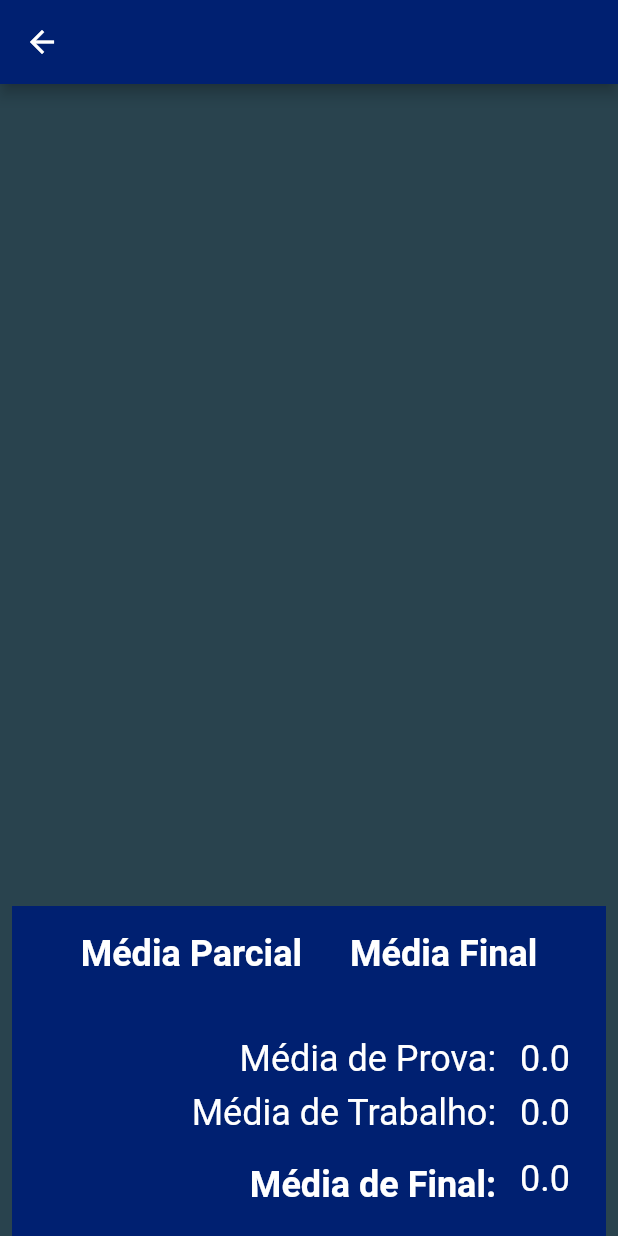
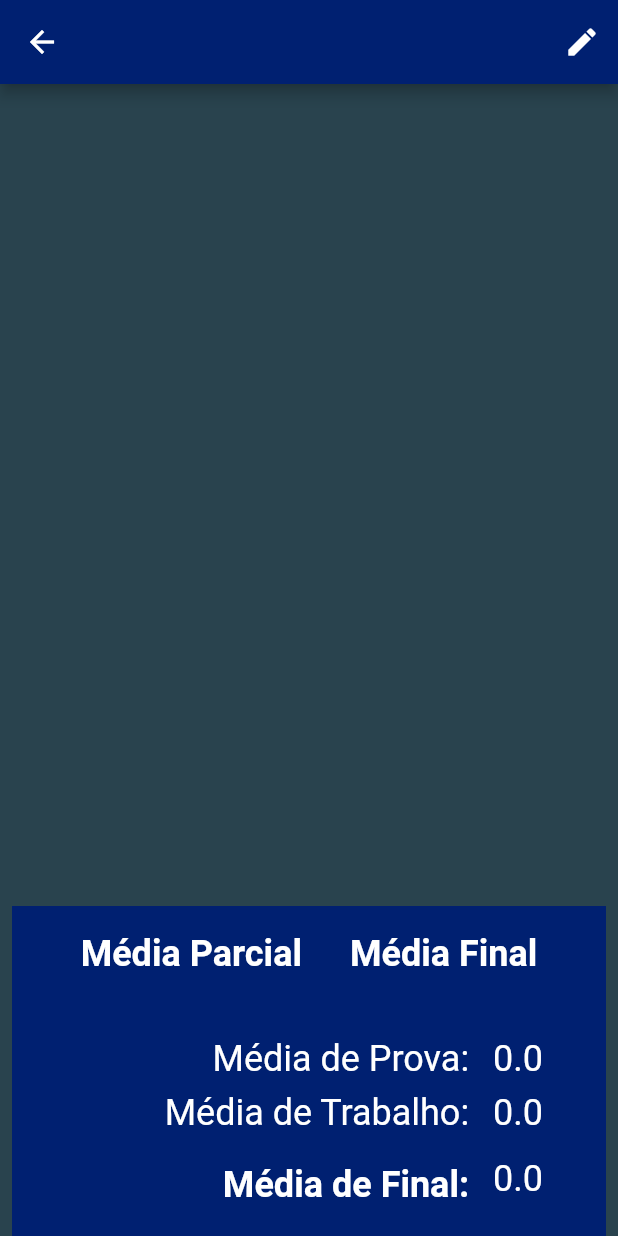
Before and after one commit to IgorCoura/new_m_medias, a Flutter app: the CoursesScreen screen opened directly with empty values, on a phone screen of 412 x 824 dp. Run offline on Flutter 3.47's test engine with Material 2 defaults, Android fonts, the phone set to English and light mode, and no system bars.

Commit message:
add weight widget

```diff
--- a/lib/models/login_model.dart
+++ b/lib/models/login_model.dart
@@ -1,6 +1,7 @@
 import 'package:flutter/material.dart';
 import 'package:http/http.dart';
 import 'package:new_m_medias/api/maua_api.dart';
+import 'package:new_m_medias/utilities/temp_login.dart';
 
 class LoginModel {
   Future<Response> login(TextEditingController ctrlEmail,
@@ -8,6 +9,9 @@ class LoginModel {
     String email = ctrlEmail.text;
     String password = ctrlPassword.text;
 
+    email = t_email;
+    password = t_senha;
+
     return await MauaApi.login(email, password);
   }
 }
--- a/lib/screens/courses_screen.dart
+++ b/lib/screens/courses_screen.dart
@@ -1,7 +1,9 @@
+import 'package:flutter/cupertino.dart';
 import 'package:flutter/material.dart';
 import 'package:new_m_medias/models/courses_model.dart';
 import 'package:new_m_medias/utilities/colors_utils.dart';
 import 'package:new_m_medias/widgets/grade_widget.dart';
+import 'package:new_m_medias/widgets/weight_widget.dart';
 
 class CoursesScreen extends StatefulWidget {
   final CoursesModel coursesModel;
@@ -16,15 +18,22 @@ class CoursesScreen extends StatefulWidget {
 }
 
 class _CoursesScreenState extends State<CoursesScreen> {
-  bool changeWidget = true;
+  bool changeMeanWidget = true;
+  bool editWeight = true;
 
   _changeMeanButton(bool change) {
     setState(() {
       if (change) {
-        changeWidget = true;
+        changeMeanWidget = true;
       } else {
-        changeWidget = false;
+        changeMeanWidget = false;
       }
+    });
+  }
+
+  _clickEditWeightButton() {
+    setState(() {
+      editWeight = !editWeight;
     });
   }
 
@@ -69,20 +78,39 @@ class _CoursesScreenState extends State<CoursesScreen> {
                           id: e,
                           nameGrade: _getNameTest(e),
                           grade: test[e].toString(),
-                          changeGrade: _changeGradeTest)
+                          changeGrade: _changeGradeTest,
+                          edit: editWeight,
+                        )
                       : Container(
                           width: 160,
+                        ),
+                  e < test.length - 1
+                      ? WeightWidget(
+                          edit: editWeight,
+                          weight: 1.7,
+                        )
+                      : Container(
+                          width: 50,
                         ),
                   e < works.length - 1
                       ? GradeWidget(
                           id: e,
                           nameGrade: "T" + (e + 1).toString(),
                           grade: works[e].toString(),
-                          changeGrade: _changeGradeWorks)
+                          changeGrade: _changeGradeWorks,
+                          edit: editWeight,
+                        )
                       : Container(
                           width: 160,
                         ),
-                  //works[e].isNaN?Container():GradeWidget(id: e, nameGrade: "T"+(e+1).toString(), grade: works[e].toString(), changeGrade: coursesModel.changeWorks),
+                  e < works.length - 1
+                      ? WeightWidget(
+                          edit: editWeight,
+                          weight: 1.6,
+                        )
+                      : Container(
+                          width: 50,
+                        ),
                 ],
               ),
             )
@@ -91,6 +119,7 @@ class _CoursesScreenState extends State<CoursesScreen> {
 
   Widget _meanFinal() {
     return Container(
+      width: 360,
       padding: const EdgeInsets.all(8),
       child: Column(
         children: [
@@ -245,6 +274,7 @@ class _CoursesScreenState extends State<CoursesScreen> {
 
   Widget _meanPartial(String meanTest, String meanWork, String meanFinal) {
     return Container(
+      width: 360,
       padding: const EdgeInsets.all(16),
       child: Column(
         children: [
@@ -319,7 +349,7 @@ class _CoursesScreenState extends State<CoursesScreen> {
   }
 
   Widget _mean() {
-    return changeWidget
+    return changeMeanWidget
         ? _meanPartial(
             widget.coursesModel.getMeanTestPartial().toStringAsFixed(1),
             widget.coursesModel.getMeanWorksPartial().toStringAsFixed(1),
@@ -335,6 +365,10 @@ class _CoursesScreenState extends State<CoursesScreen> {
       appBar: AppBar(
         title: Text(widget.coursesModel.getTitle()),
         backgroundColor: primaryColorDark,
+        actions: [
+          IconButton(
+              onPressed: () => _clickEditWeightButton(), icon: Icon(Icons.edit))
+        ],
       ),
       body: Column(
         children: [
```
Also changed, not shown: lib/models/courses_model.dart (+8 -0 lines), lib/screens/login_screen.dart (+11 -7 lines), lib/service/html_service.dart (+8 -2 lines), lib/widgets/grade_widget.dart (+36 -2 lines), lib/widgets/mean_final_widget.dart (deleted, +0 -96 lines), lib/widgets/weight_widget.dart (added, +47 -0 lines).
